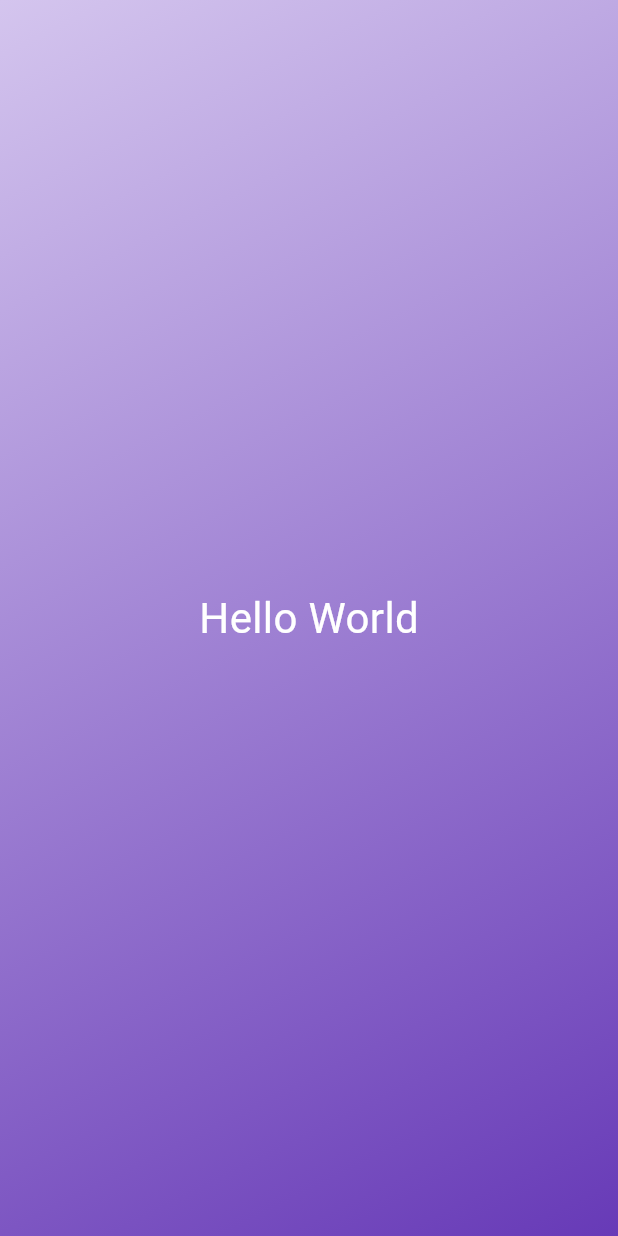
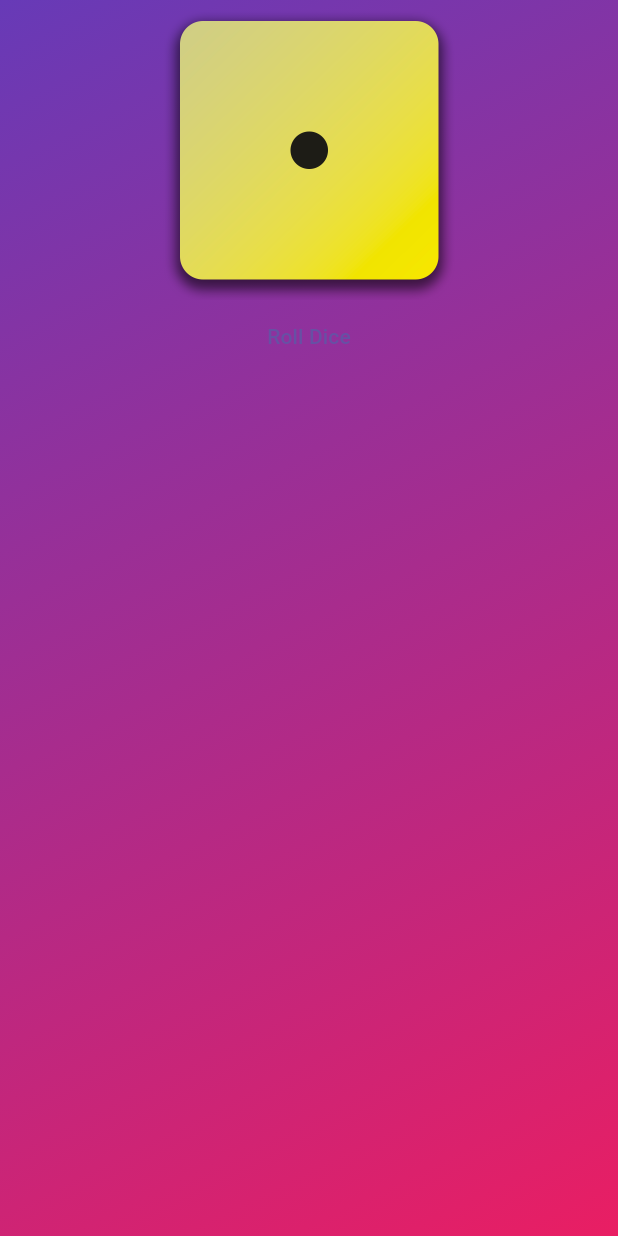
Before and after one commit to AnjithThomasJose/VSync, a Flutter app: the screen it shows after launch, on a phone screen of 412 x 824 dp. Run offline on Flutter 3.47's test engine with Material 3 defaults, Android fonts, the phone set to English and light mode, and no system bars.

Commit message:
images added

```diff
--- a/lib/gradient_container.dart
+++ b/lib/gradient_container.dart
@@ -1,21 +1,36 @@
 import 'package:flutter/material.dart';
-import 'package:app1/styled_text.dart';
+
+const startAlignment = Alignment.topLeft;
+const endAlignment = Alignment.bottomRight;
 
 class GradientContainer extends StatelessWidget {
-  const GradientContainer({super.key});
+  const GradientContainer({super.key, required this.colors});
+
+  final List<Color> colors;
 
   @override
   Widget build(context) {
     return Container(
-      decoration: const BoxDecoration(
+      decoration: BoxDecoration(
         gradient: LinearGradient(
-          colors: [Color.fromRGBO(212, 197, 238, 1), Colors.deepPurple],
-          begin: Alignment.topLeft,
-          end: Alignment.bottomRight,
+          colors: colors,
+          begin: startAlignment,
+          end: endAlignment,
         ),
       ),
-      child: const Center(
-        child: StyledText(),
+      child: Center(
+        child: Column(
+          children: [
+            Image.asset(
+              'assets/dice-images/dice-1.png',
+              width: 200,
+            ),
+            TextButton(
+              onPressed: () {},
+              child: const Text('Roll Dice'),
+            )
+          ],
+        ),
       ),
     );
   }
--- a/lib/main.dart
+++ b/lib/main.dart
@@ -5,7 +5,9 @@ void main() {
   runApp(
     const MaterialApp(
       home: Scaffold(
-        body: GradientContainer(),
+        body: GradientContainer(
+          colors: [Colors.deepPurple, Colors.pink],
+        ),
       ),
     ),
   );
--- a/lib/styled_text.dart
+++ b/lib/styled_text.dart
@@ -1,13 +1,15 @@
 import 'package:flutter/material.dart';
 
 class StyledText extends StatelessWidget {
-  const StyledText({super.key});
+  const StyledText(this.text, {super.key});
+
+  final String text;
 
   @override
   Widget build(context) {
-    return const Text(
-      'Hello World',
-      style: TextStyle(
+    return Text(
+      text,
+      style: const TextStyle(
         color: Colors.white,
         fontSize: 28,
       ),
```
Also changed, not shown: pubspec.yaml (+7 -3 lines), assets/dice-images/dice-1.png (added), assets/dice-images/dice-2.png (added), assets/dice-images/dice-3.png (added), assets/dice-images/dice-4.png (added), assets/dice-images/dice-5.png (added), assets/dice-images/dice-6.png (added).
